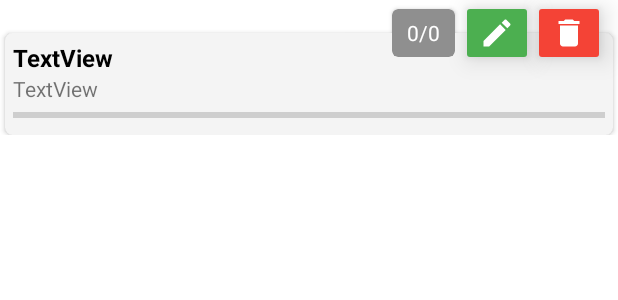
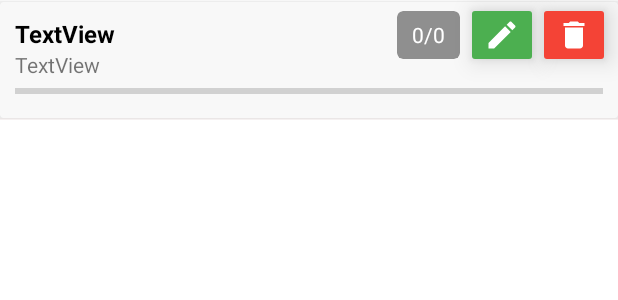
Before and after one commit to Feroc1ty/shopping_list, an Android app: the layout list_name_item.xml on its own in the app's theme, with its tools: preview values and no code run, on a phone screen of 412 x 824 dp. Shown: the top 300 px of the screen. Run offline under Robolectric (Android 15) with nearby library versions, the light colour scheme and no system bars.

Commit message:
+ встроенные покупки + фикс мелких багов, реворк дизайна rcView

```diff
--- a/app/build.gradle
+++ b/app/build.gradle
@@ -64,5 +64,5 @@ dependencies {
     implementation platform('com.google.firebase:firebase-bom:29.0.1')
 
     implementation 'com.google.android.gms:play-services-ads:20.5.0'
-    implementation 'com.android.billingclient:billingclient:4.0.0'
+    implementation("com.android.billingclient:billing-ktx:4.0.0")
 }
--- a/app/src/main/java/ru/zolotenkov/shopping_list/activities/NewNoteActivity.kt
+++ b/app/src/main/java/ru/zolotenkov/shopping_list/activities/NewNoteActivity.kt
@@ -112,6 +112,7 @@ class NewNoteActivity : AppCompatActivity() {
         }
         return super.onOptionsItemSelected(item)
     }
+
     /*
     Функция которая смотрит какой текст выделен, делает проверку есть ли там стиль, если да то убирает, если нет то создает
      */
--- a/app/src/main/res/layout/list_name_item.xml
+++ b/app/src/main/res/layout/list_name_item.xml
@@ -3,6 +3,16 @@
     xmlns:app="http://schemas.android.com/apk/res-auto"
     android:layout_width="match_parent"
     android:layout_height="wrap_content">
+
+    <View
+        android:id="@+id/view1"
+        android:layout_width="0dp"
+        android:layout_height="1dp"
+        android:background="#FFFBFB"
+        app:layout_constraintBottom_toBottomOf="parent"
+        app:layout_constraintEnd_toEndOf="@+id/cardView"
+        app:layout_constraintStart_toStartOf="@+id/cardView"
+        app:layout_constraintTop_toBottomOf="@+id/cardView" />
 
     <ImageButton
         android:id="@+id/imEdit"
@@ -10,7 +20,6 @@
         android:layout_height="wrap_content"
         android:backgroundTint="@color/picker_green"
         android:elevation="10dp"
-        app:layout_constraintBottom_toTopOf="@+id/cardView"
         app:layout_constraintEnd_toStartOf="@+id/imDelete"
         app:layout_constraintTop_toTopOf="@+id/cardView"
         app:srcCompat="@drawable/ic_edit_list"
@@ -23,7 +32,6 @@
         android:layout_marginEnd="5dp"
         android:backgroundTint="@color/picker_red"
         android:elevation="10dp"
-        app:layout_constraintBottom_toTopOf="@+id/cardView"
         app:layout_constraintEnd_toEndOf="@+id/cardView"
         app:layout_constraintTop_toTopOf="@+id/cardView"
         app:srcCompat="@drawable/ic_delete_list"
@@ -33,11 +41,7 @@
         android:id="@+id/cardView"
         android:layout_width="0dp"
         android:layout_height="wrap_content"
-        android:layout_marginStart="3dp"
-        android:layout_marginTop="22dp"
-        android:layout_marginEnd="3dp"
-        app:cardBackgroundColor="#F4F4F4"
-        app:cardCornerRadius="5dp"
+        app:cardBackgroundColor="#F8F8F8"
         app:layout_constraintBottom_toBottomOf="parent"
         app:layout_constraintEnd_toEndOf="parent"
         app:layout_constraintStart_toStartOf="parent"
@@ -47,12 +51,13 @@
             android:layout_width="match_parent"
             android:layout_height="match_parent"
             android:orientation="vertical"
-            android:padding="5dp">
+            android:padding="10dp">
 
             <TextView
                 android:id="@+id/tvListName"
                 android:layout_width="match_parent"
                 android:layout_height="wrap_content"
+                android:maxLength="20"
                 android:text="TextView"
                 android:textColor="#000000"
                 android:textSize="16sp"
--- a/app/src/main/res/values/strings.xml
+++ b/app/src/main/res/values/strings.xml
@@ -1,10 +1,10 @@
 <resources>
-    <string name="app_name">Shopping List</string>
+    <string name="app_name">ShoppingCart</string>
     <string name="inter_ad_id">ca-app-pub-3940256099942544/1033173712</string>
     <string name="settings">Settings</string>
     <string name="notes">Notes</string>
     <string name="shop_list">Shop list</string>
-    <string name="new_item">New</string>
+    <string name="new_item">Add</string>
 
     <!-- TODO: Remove or change this placeholder text -->
     <string name="titleHint">Title</string>
```
Also changed, not shown: app/src/main/java/ru/zolotenkov/shopping_list/activities/ShopListActivity.kt (+28 -0 lines), app/src/main/java/ru/zolotenkov/shopping_list/billing/BillingManager.kt (added, +88 -0 lines), app/src/main/res/layout/note_list_item.xml (+6 -5 lines).
